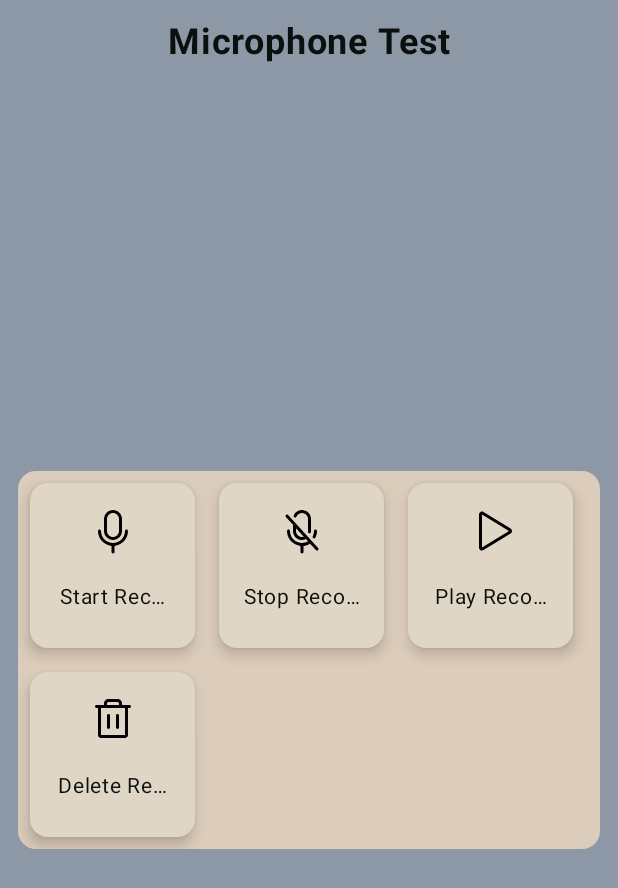
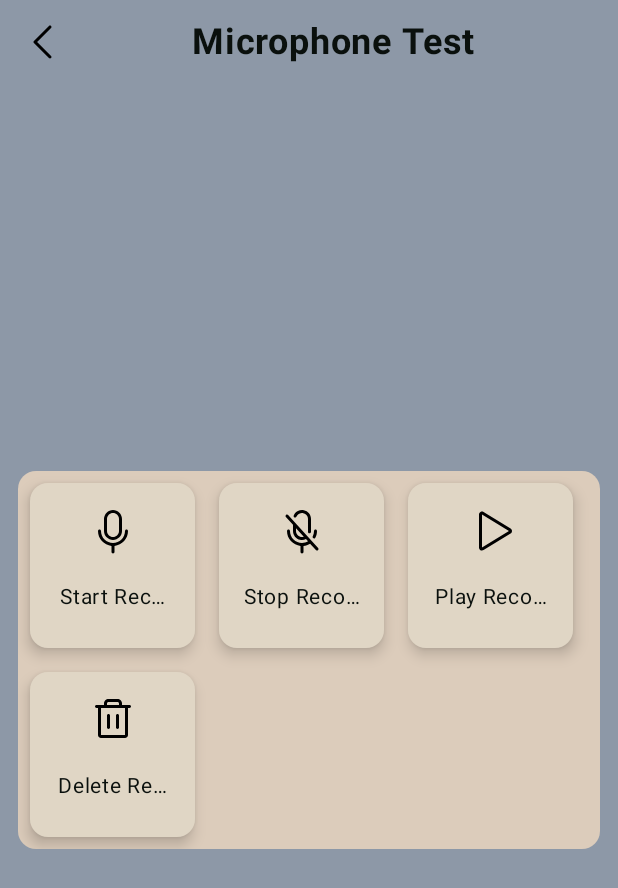
Before and after one commit to AndreasBozoglou/PhoneTest, an Android app built with Jetpack Compose: the MicrophoneTestScreen screen opened through its navigation route, on a phone screen of 412 x 824 dp. Shown: the top 888 px of the screen. Run offline under Robolectric (Android 15) with nearby library versions, the phone set to English and light mode, and no system bars.

Commit message:
Add backpress inside MicrophoneTestScreen

```diff
--- a/app/src/main/AndroidManifest.xml
+++ b/app/src/main/AndroidManifest.xml
@@ -26,7 +26,7 @@
         android:label="@string/app_name"
         android:roundIcon="@mipmap/ic_launcher_round"
         android:supportsRtl="true"
-        android:theme="@style/Theme.PhoneTest"
+        android:theme="@style/Theme.AppCompat"
         tools:targetApi="31">
         <activity
             android:name=".presentation.MainActivity"
--- a/app/src/main/java/com/example/phonetest/navigation/Navigation.kt
+++ b/app/src/main/java/com/example/phonetest/navigation/Navigation.kt
@@ -38,7 +38,7 @@ fun Navigation(sensorManager: SensorManager) {
             RedScreen()
         }
         composable(route = Screen.MicTestScreen.route) {
-            MicrophoneTestScreen()
+            MicrophoneTestScreen(navController)
         }
         composable(route = Screen.ProximityScreen.route) {
             ProximityScreen(sensorManager)
--- a/app/src/main/java/com/example/phonetest/presentation/ui/features/generic_components/TopBar.kt
+++ b/app/src/main/java/com/example/phonetest/presentation/ui/features/generic_components/TopBar.kt
@@ -1,6 +1,7 @@
 package com.example.phonetest.presentation.ui.features.generic_components
 
 import androidx.compose.foundation.background
+import androidx.compose.foundation.clickable
 import androidx.compose.foundation.layout.Arrangement
 import androidx.compose.foundation.layout.Row
 import androidx.compose.foundation.layout.WindowInsets
@@ -9,10 +10,13 @@ import androidx.compose.foundation.layout.heightIn
 import androidx.compose.foundation.layout.padding
 import androidx.compose.foundation.layout.statusBars
 import androidx.compose.foundation.layout.windowInsetsPadding
+import androidx.compose.material3.Icon
 import androidx.compose.material3.Text
 import androidx.compose.runtime.Composable
 import androidx.compose.ui.Alignment
 import androidx.compose.ui.Modifier
+import androidx.compose.ui.graphics.Color
+import androidx.compose.ui.res.painterResource
 import androidx.compose.ui.text.font.FontWeight
 import androidx.compose.ui.text.style.TextAlign
 import androidx.compose.ui.unit.dp
@@ -23,7 +27,10 @@ import com.example.phonetest.presentation.theme.textColor
 @Composable
 fun TopBar(
     modifier: Modifier = Modifier,
-    topBarText: String
+    topBarText: String,
+    showIcon: Boolean,
+    icon: Int? = null,
+    onIconClick: (() -> Unit)? = null
 ) {
     Row(
         modifier = modifier
@@ -35,7 +42,18 @@ fun TopBar(
         horizontalArrangement = Arrangement.SpaceEvenly,
         verticalAlignment = Alignment.CenterVertically
     ) {
-
+        if (showIcon && icon != null) {
+            Icon(
+                painter = painterResource(icon),
+                contentDescription = null,
+                tint = Color.Unspecified,
+                modifier = Modifier.clickable {
+                    if (onIconClick != null) {
+                        onIconClick()
+                    }
+                }
+            )
+        }
         Text(
             text = topBarText,
             color = textColor,
--- a/app/src/main/java/com/example/phonetest/presentation/ui/features/mainscreen/MainScreen.kt
+++ b/app/src/main/java/com/example/phonetest/presentation/ui/features/mainscreen/MainScreen.kt
@@ -46,15 +46,16 @@ fun MainScreen(navController: NavController, viewModel: MainScreenViewModel = ko
     Scaffold(
         topBar = {
             TopBar(
-                topBarText = "Phone Test"
+                topBarText = "Phone Test",
+                showIcon = false
             )
         }
     ) { paddingValues ->
         Column(
             modifier = Modifier
                 .fillMaxSize()
-                .padding(paddingValues)
-                .background(backgroundColor),
+                .background(backgroundColor)
+                .padding(paddingValues),
             verticalArrangement = Arrangement.Center
         ) {
             FlowRow(
--- a/app/src/main/java/com/example/phonetest/presentation/ui/features/mictestscreen/MicrophoneTestScreen.kt
+++ b/app/src/main/java/com/example/phonetest/presentation/ui/features/mictestscreen/MicrophoneTestScreen.kt
@@ -25,18 +25,23 @@ import androidx.compose.ui.draw.clip
 import androidx.compose.ui.platform.LocalContext
 import androidx.compose.ui.unit.dp
 import androidx.core.content.ContextCompat
+import androidx.navigation.NavController
 import com.example.phonetest.R
 import com.example.phonetest.presentation.theme.backgroundColor
 import com.example.phonetest.presentation.theme.containerColor
 import com.example.phonetest.presentation.theme.generic_components.PhoneTestCard
 import com.example.phonetest.presentation.ui.features.generic_components.TopBar
 import com.example.phonetest.presentation.ui.features.mictestscreen.viewmodel.MicrophoneTestViewModel
+import com.example.phonetest.utils.phoneTestNavigatePopUp
 import org.koin.androidx.compose.koinViewModel
 
 
 @OptIn(ExperimentalLayoutApi::class)
 @Composable
-fun MicrophoneTestScreen(viewModel: MicrophoneTestViewModel = koinViewModel()) {
+fun MicrophoneTestScreen(
+    navController: NavController,
+    viewModel: MicrophoneTestViewModel = koinViewModel()
+) {
     val context = LocalContext.current
     val permissionValue = remember { mutableStateOf(false) }
 
@@ -61,7 +66,14 @@ fun MicrophoneTestScreen(viewModel: MicrophoneTestViewModel = koinViewModel()) {
     }
     Scaffold(
         topBar = {
-            TopBar(topBarText = "Microphone Test")
+            TopBar(
+                topBarText = "Microphone Test",
+                showIcon = true,
+                icon = R.drawable.caret_left,
+                onIconClick = {
+                    navController.phoneTestNavigatePopUp()
+                }
+            )
         }
     ) { paddingValues ->
         Column(
--- /dev/null
+++ b/app/src/main/res/drawable-mdpi/caret_left.xml
@@ -0,0 +1,9 @@
+<vector xmlns:android="http://schemas.android.com/apk/res/android"
+    android:width="32dp"
+    android:height="32dp"
+    android:viewportWidth="256"
+    android:viewportHeight="256">
+    <path
+        android:fillColor="#000000"
+        android:pathData="M165.66,202.34a8,8 0,0 1,-11.32 11.32l-80,-80a8,8 0,0 1,0 -11.32l80,-80a8,8 0,0 1,11.32 11.32L91.31,128Z" />
+</vector>
--- a/app/src/main/res/values/styles.xml
+++ b/app/src/main/res/values/styles.xml
@@ -1,11 +1,11 @@
 <resources>
 
-    <style name="Widget.Theme.PhoneTest.ActionBar.Fullscreen" parent="Widget.AppCompat.ActionBar">
+    <!--<style name="Widget.Theme.PhoneTest.ActionBar.Fullscreen" parent="Widget.AppCompat.ActionBar">
 
 
     </style>
 
     <style name="Widget.Theme.PhoneTest.ButtonBar.Fullscreen" parent="">
 
-    </style>
+    </style>-->
 </resources>
```
Also changed, not shown: app/src/main/res/values-night/themes.xml (+6 -6 lines), app/src/main/res/values/themes.xml (+6 -6 lines).
